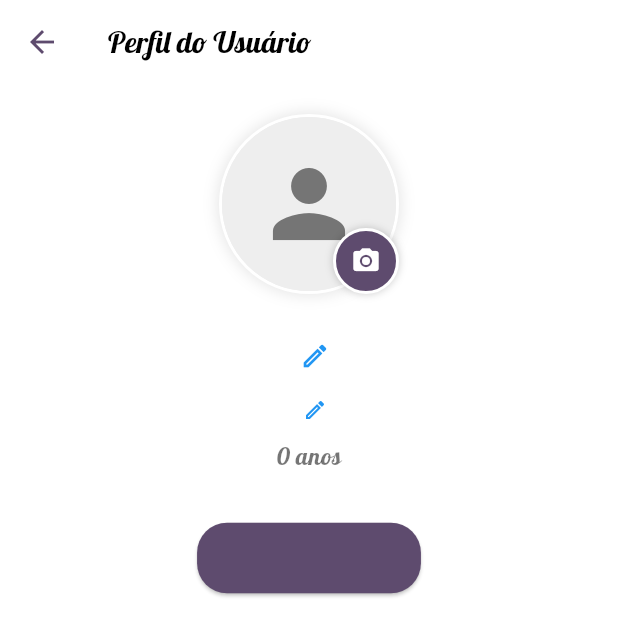
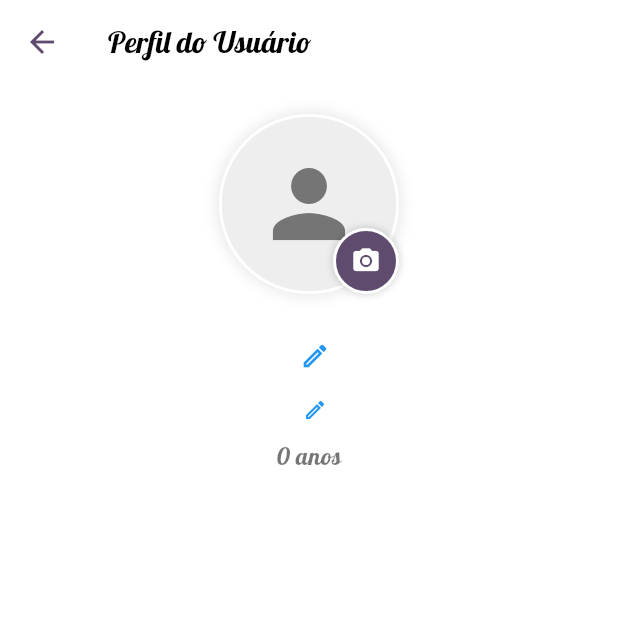
Before and after one commit to rafaelPadua001/rua11store_catalog_app, a Flutter app: the Dashboard screen opened directly, after a tap on "Produtos", after a tap on "Perfil", on a phone screen of 412 x 824 dp. Shown: the top 636 px of the screen. Run offline on Flutter 3.47's test engine with Material 3 defaults, Android fonts, the phone set to English and light mode, and no system bars; our stand-ins replace cached_network_image, google_fonts, image_picker, supabase_flutter; accounts and stored records are empty.

Commit message:
Fix
Remove Edit button on final to profile_user

```diff
--- a/lib/screens/auth/dashboard.dart
+++ b/lib/screens/auth/dashboard.dart
@@ -26,7 +26,7 @@ class _StateDashboard extends State<Dashboard> {
       ),
     ),
     Center(child: Text('Página de Produtos')),
-    Center(child: Text('Página de Configurações')),
+    // Center(child: Text('Página de Configurações')),
   ];
 
   @override
--- a/lib/screens/user/profile_user.dart
+++ b/lib/screens/user/profile_user.dart
@@ -249,8 +249,8 @@ class _ProfileUserWidgetState extends State<ProfileUserWidget> {
                 _buildProfileImage(context),
                 const SizedBox(height: 24),
                 _buildUserInfo(),
-                const SizedBox(height: 32),
-                _buildEditButton(context),
+                // const SizedBox(height: 32),
+                // _buildEditButton(context),
               ],
             ),
           ),
@@ -398,17 +398,17 @@ class _ProfileUserWidgetState extends State<ProfileUserWidget> {
     );
   }
 
-  Widget _buildEditButton(BuildContext context) {
-    return ElevatedButton(
-      onPressed: () {
-        // Implementar navegação para tela de edição
-      },
-      style: ElevatedButton.styleFrom(
-        backgroundColor: Theme.of(context).primaryColor,
-        padding: const EdgeInsets.symmetric(horizontal: 32, vertical: 12),
-        shape: RoundedRectangleBorder(borderRadius: BorderRadius.circular(20)),
-      ),
-      child: const Text('Editar Perfil', style: TextStyle(fontSize: 16)),
-    );
-  }
+  // Widget _buildEditButton(BuildContext context) {
+  //   return ElevatedButton(
+  //     onPressed: () {
+  //       // Implementar navegação para tela de edição
+  //     },
+  //     style: ElevatedButton.styleFrom(
+  //       backgroundColor: Theme.of(context).primaryColor,
+  //       padding: const EdgeInsets.symmetric(horizontal: 32, vertical: 12),
+  //       shape: RoundedRectangleBorder(borderRadius: BorderRadius.circular(20)),
+  //     ),
+  //     child: const Text('Editar Perfil', style: TextStyle(fontSize: 16, color: Colors.white)),
+  //   );
+  // }
 }
```
